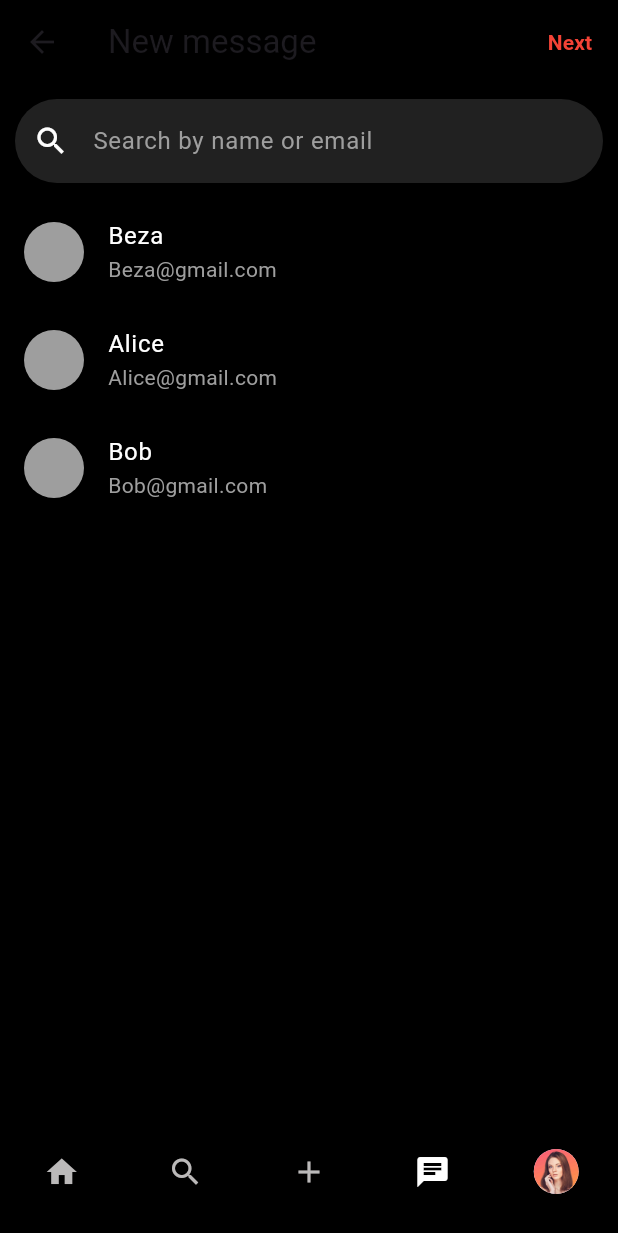
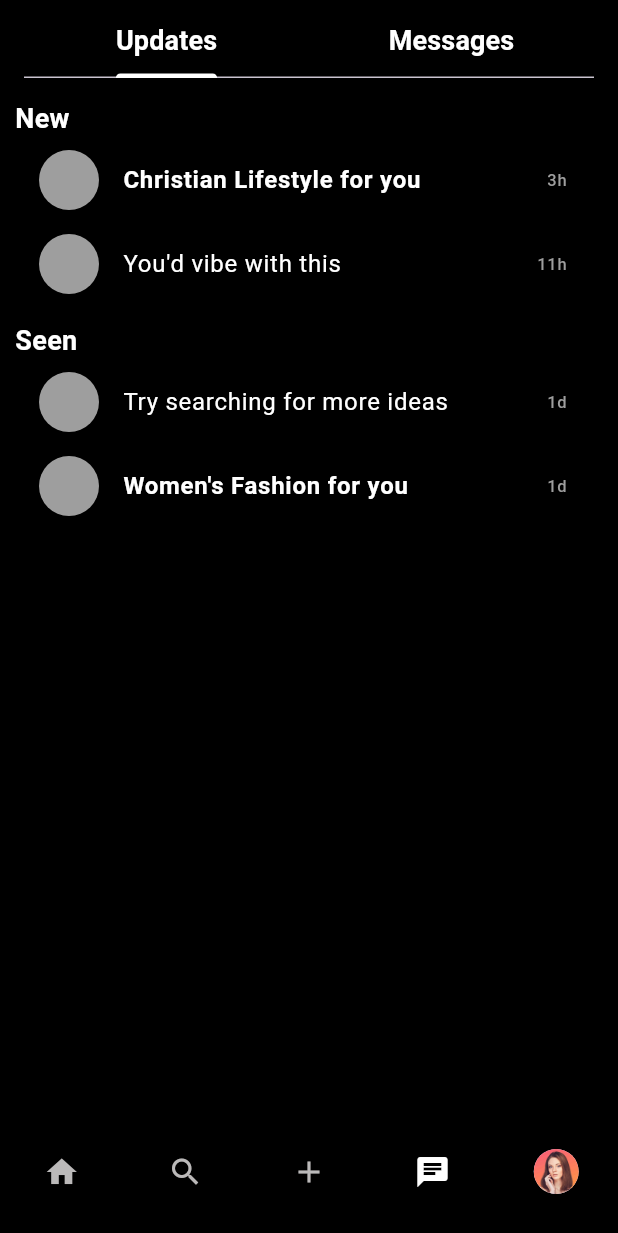
Before and after one commit to TnsaeANS/Pinterest_Flutter, a Flutter app: the MainScreen screen opened directly, item 4 of the bottom bar chosen, on a phone screen of 412 x 824 dp. Shown: the top 1233 px of the screen. Run offline on Flutter 3.47's test engine with Material 3 defaults, Android fonts, the phone set to English and light mode, and no system bars.

Commit message:
edited the chat and new messages

```diff
--- a/lib/main.dart
+++ b/lib/main.dart
@@ -107,7 +107,7 @@ class _MainScreenState extends State<MainScreen> {
     HomeContainer(), // Wrapper for HomePage & AestheticPage
     SearchPage(),
     AddCollegeScreen(),
-    NewMessageScreen(),
+    ChatScreen(),
     ProfileScreen(),
     PinterestLandingPage(),
     SignUpPage(),
--- a/lib/pages/messages/inbox/chat.dart
+++ b/lib/pages/messages/inbox/chat.dart
@@ -1,32 +1,27 @@
 import 'package:flutter/material.dart';
 import 'chat_detail_screen.dart';
+import 'new_message_screen.dart';
 
-
-class NewMessageScreen extends StatefulWidget {
-  const NewMessageScreen({super.key});
+class ChatScreen extends StatefulWidget {
+  const ChatScreen({super.key});
 
   @override
-  _NewMessageScreenState createState() => _NewMessageScreenState();
+  _ChatPageState createState() => _ChatPageState();
 }
 
-class _NewMessageScreenState extends State<NewMessageScreen> {
-  final TextEditingController _searchController = TextEditingController();
-  List<String> contacts = ['Beza', 'Alice', 'Bob']; // Dummy contacts
-  List<String> filteredContacts = [];
-  String? selectedContact;
+class _ChatPageState extends State<ChatScreen> with SingleTickerProviderStateMixin {
+  late TabController _tabController;
 
   @override
   void initState() {
     super.initState();
-    filteredContacts = contacts;
+    _tabController = TabController(length: 2, vsync: this);
   }
 
-  void _filterContacts(String query) {
-    setState(() {
-      filteredContacts = contacts
-          .where((contact) => contact.toLowerCase().contains(query.toLowerCase()))
-          .toList();
-    });
+  @override
+  void dispose() {
+    _tabController.dispose();
+    super.dispose();
   }
 
   @override
@@ -34,77 +29,139 @@ class _NewMessageScreenState extends State<NewMessageScreen> {
     return Scaffold(
       backgroundColor: Colors.black,
       appBar: AppBar(
-        title: const Text('New message'),
+        automaticallyImplyLeading: false,
+        title: TabBar(
+          controller: _tabController,
+          indicatorColor: Colors.white,
+          labelColor: Colors.white,
+          unselectedLabelColor: Colors.white,
+          labelStyle: const TextStyle(fontSize: 18, fontWeight: FontWeight.bold),
+          tabs: const [
+            Tab(text: 'Updates'),
+            Tab(text: 'Messages'),
+          ],
+        ),
         backgroundColor: Colors.black,
-        actions: [
-          TextButton(
-            onPressed: selectedContact != null
-                ? () {
-                    Navigator.push(
-                      context,
-                      MaterialPageRoute(
-                        builder: (context) => ChatDetailScreen(contactName: selectedContact!),
+        elevation: 0, // Removes the thin line under the indicator
+      ),
+      body: TabBarView(
+        controller: _tabController,
+        children: [
+          _buildUpdatesTab(),
+          _buildMessagesTab(),
+        ],
       ),
     );
   }
-                : null,
-            child: const Text(
-              'Next',
-              style: TextStyle(color: Colors.red, fontWeight: FontWeight.bold),
+
+  Widget _buildUpdatesTab() {
+    return ListView(
+      padding: const EdgeInsets.all(10),
+      children: const [
+        Text('New', style: TextStyle(color: Colors.white, fontSize: 18, fontWeight: FontWeight.bold)),
+        ListTile(
+          leading: CircleAvatar(backgroundColor: Colors.grey),
+          title: Text('Christian Lifestyle for you', style: TextStyle(color: Colors.white, fontWeight: FontWeight.bold)),
+          trailing: Text('3h', style: TextStyle(color: Colors.grey)),
+        ),
+        ListTile(
+          leading: CircleAvatar(backgroundColor: Colors.grey),
+          title: Text("You'd vibe with this", style: TextStyle(color: Colors.white)),
+          trailing: Text('11h', style: TextStyle(color: Colors.grey)),
+        ),
+        SizedBox(height: 10),
+        Text('Seen', style: TextStyle(color: Colors.white, fontSize: 18, fontWeight: FontWeight.bold)),
+        ListTile(
+          leading: CircleAvatar(backgroundColor: Colors.grey),
+          title: Text('Try searching for more ideas', style: TextStyle(color: Colors.white)),
+          trailing: Text('1d', style: TextStyle(color: Colors.grey)),
+        ),
+        ListTile(
+          leading: CircleAvatar(backgroundColor: Colors.grey),
+          title: Text("Women's Fashion for you", style: TextStyle(color: Colors.white, fontWeight: FontWeight.bold)),
+          trailing: Text('1d', style: TextStyle(color: Colors.grey)),
+        ),
+      ],
+    );
+  }
+
+  Widget _buildMessagesTab() {
+    return Column(
+      crossAxisAlignment: CrossAxisAlignment.start,
+      children: [
+        Padding(
+          padding: const EdgeInsets.all(10),
+          child: GestureDetector(
+            onTap: () {
+              Navigator.push(
+                context,
+                MaterialPageRoute(builder: (context) => const NewMessageScreen()),
+              );
+            },
+            child: Row(
+              children: [
+                const CircleAvatar(
+                  backgroundColor: Colors.red,
+                  radius: 25,
+                  child: Icon(Icons.edit, color: Colors.white),
+                ),
+                const SizedBox(width: 10),
+                const Text(
+                  'New message',
+                  style: TextStyle(
+                    color: Colors.white,
+                    fontSize: 18,
+                    fontWeight: FontWeight.bold,
                   ),
                 ),
               ],
             ),
-      body: Column(
-        children: [
-          Padding(
-            padding: const EdgeInsets.all(10),
-            child: TextField(
-              controller: _searchController,
-              style: const TextStyle(color: Colors.white),
-              onChanged: _filterContacts,
-              decoration: InputDecoration(
-                hintText: 'Search by name or email',
-                hintStyle: const TextStyle(color: Colors.grey),
-                prefixIcon: const Icon(Icons.search, color: Colors.white),
-                filled: true,
-                fillColor: Colors.grey[900],
-                border: OutlineInputBorder(
-                  borderRadius: BorderRadius.circular(30),
-                  borderSide: BorderSide.none,
           ),
         ),
+        const Padding(
+          padding: EdgeInsets.symmetric(horizontal: 10, vertical: 5),
+          child: Text(
+            'Contacts',
+            style: TextStyle(color: Colors.white, fontSize: 16),
           ),
         ),
-          Expanded(
-            child: ListView.builder(
-              itemCount: filteredContacts.length,
-              itemBuilder: (context, index) {
-                final contact = filteredContacts[index];
-                return ListTile(
+        ListTile(
           leading: const CircleAvatar(backgroundColor: Colors.grey),
-                  title: Text(
-                    contact,
-                    style: const TextStyle(color: Colors.white),
+          title: const Text(
+            'beza',
+            style: TextStyle(color: Colors.white),
           ),
-                  subtitle: Text(
-                    "$contact@gmail.com",
-                    style: const TextStyle(color: Colors.grey),
+          subtitle: const Text(
+            'Last seen recently',
+            style: TextStyle(color: Colors.grey),
           ),
-                  trailing: selectedContact == contact
-                      ? const Icon(Icons.check, color: Colors.white)
-                      : null,
           onTap: () {
-                    setState(() {
-                      selectedContact = contact;
-                    });
-                  },
+            Navigator.push(
+              context,
+              MaterialPageRoute(
+                builder: (context) => const ChatDetailScreen(contactName: 'Dummy Contact'),
+              ),
             );
           },
         ),
+        ListTile(
+          leading: const CircleAvatar(
+            backgroundColor: Colors.transparent,
+            child: Icon(Icons.person_add, color: Colors.white),
+          ),
+          title: const Text(
+            'Invite your friends',
+            style: TextStyle(color: Colors.white),
+          ),
+          subtitle: const Text(
+            'Connect to start chatting',
+            style: TextStyle(color: Colors.grey),
+          ),
+          onTap: () {
+            // Invite friends action
+          },
         ),
       ],
-      ),
     );
   }
 }
```
Also changed, not shown: lib/pages/messages/inbox/new_message_screen.dart (+85 -95 lines). Lines whose indentation alone changed are shown as unchanged.
